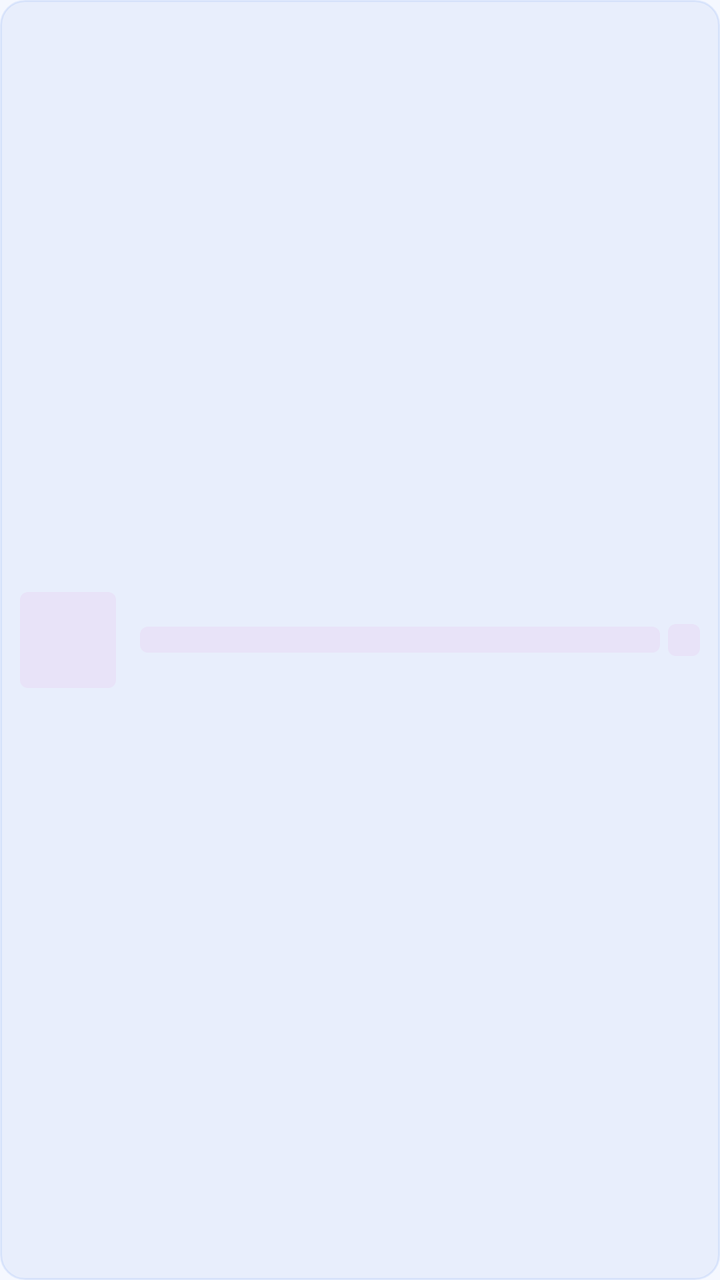
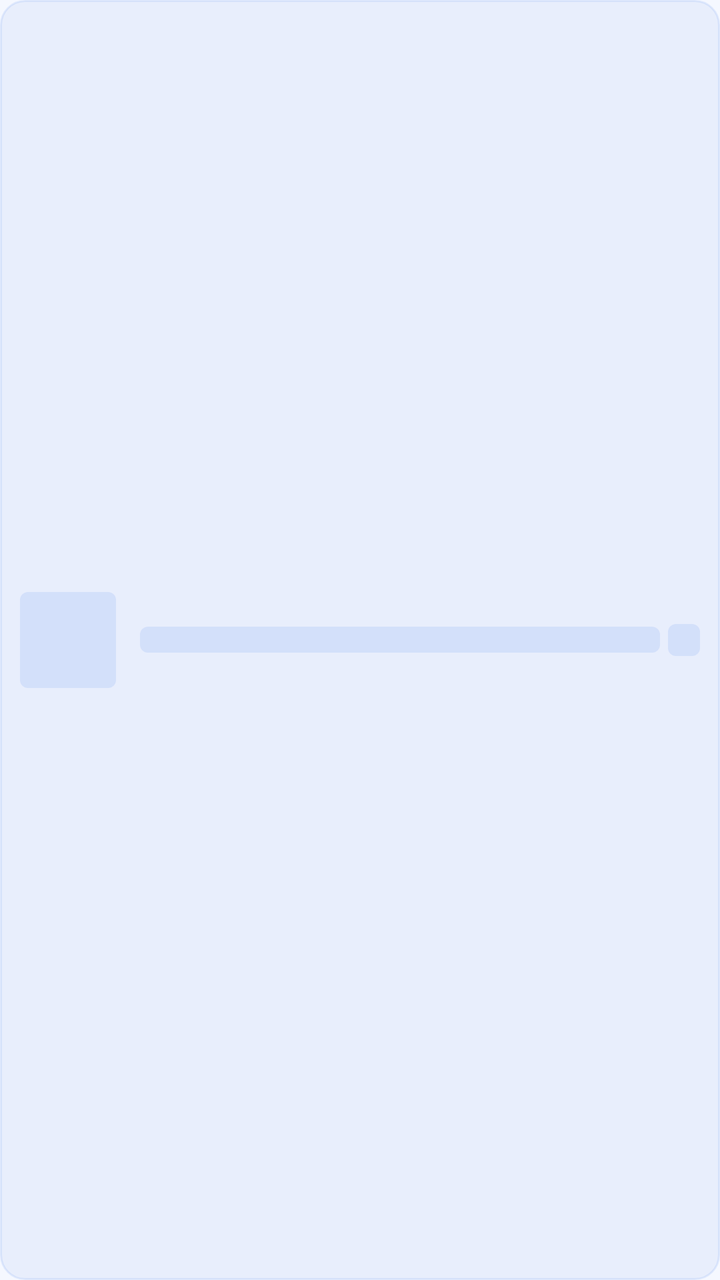

The first picture is an Android layout as it rendered before a commit; the second is the same layout after the commit. The layout source and the unified diff follow.
<!-- AndroidManifest.xml: application theme AppTheme -->
<!-- res/layout/skeleton_item_category.xml -->
<?xml version="1.0" encoding="utf-8"?>
<LinearLayout xmlns:android="http://schemas.android.com/apk/res/android"
    android:layout_width="match_parent"
    android:layout_height="wrap_content"
    android:orientation="horizontal"
    android:gravity="center_vertical"
    android:layout_marginStart="@dimen/_12sdp"
    android:layout_marginEnd="@dimen/_12sdp"
    android:layout_marginTop="@dimen/_5sdp"
    android:layout_marginBottom="@dimen/_5sdp"
    android:padding="@dimen/_10sdp"
    android:background="@drawable/bg_topic_card">

    
    <View
        android:layout_width="@dimen/_48sdp"
        android:layout_height="@dimen/_48sdp"
        android:background="@drawable/skeleton_bone" />

    
    <View
        android:layout_width="0dp"
        android:layout_height="@dimen/_13sdp"
        android:layout_weight="1"
        android:layout_marginStart="@dimen/_12sdp"
        android:layout_marginEnd="@dimen/_4sdp"
        android:background="@drawable/skeleton_bone" />

    
    <View
        android:layout_width="@dimen/_16sdp"
        android:layout_height="@dimen/_16sdp"
        android:background="@drawable/skeleton_bone" />

</LinearLayout>
<!-- resources referenced by this layout -->
<resources>
  <dimen name="_10sdp">10dp</dimen>
  <dimen name="_12sdp">12dp</dimen>
  <dimen name="_13sdp">13dp</dimen>
  <dimen name="_16sdp">16dp</dimen>
  <dimen name="_48sdp">48dp</dimen>
  <dimen name="_4sdp">4dp</dimen>
  <dimen name="_5sdp">5dp</dimen>
  <!-- drawable bg_topic_card (drawable) -->
  <?xml version="1.0" encoding="utf-8"?>
  <shape xmlns:android="http://schemas.android.com/apk/res/android"
      android:shape="rectangle">
      <solid android:color="?attr/ns_bg_sub" />
      <corners android:radius="@dimen/_12sdp" />
      <stroke android:width="@dimen/_1sdp" android:color="?attr/ns_border" />
  </shape>
  <!-- drawable skeleton_bone (drawable) -->
  <?xml version="1.0" encoding="utf-8"?>
  <shape xmlns:android="http://schemas.android.com/apk/res/android"
      android:shape="rectangle">
      <solid android:color="#E8E3F8" />
      <corners android:radius="@dimen/_4sdp" />
  </shape>
  <style name="AppTheme" parent="Theme.MaterialComponents.DayNight.NoActionBar">
          <item name="colorPrimary">@color/ns_classic_primary</item>
          <item name="colorPrimaryDark">@color/zumi_violet_dark</item>
          <item name="colorAccent">@color/zumi_cyan</item>
          
          <item name="android:windowBackground">@color/ns_classic_bg</item>
          
          <item name="android:windowOptOutEdgeToEdgeEnforcement" tools:targetApi="35">true</item>
          
          <item name="android:windowDrawsSystemBarBackgrounds">true</item>
          <item name="android:statusBarColor">@android:color/white</item>
          <item name="android:windowLightStatusBar" tools:targetApi="23">true</item>
          <item name="android:navigationBarColor">?android:colorBackground</item>
          
          <item name="colorControlNormal">@color/ns_classic_body_dark</item>
          
          <item name="ns_primary">@color/ns_classic_primary</item>
          <item name="ns_primary_sub">@color/ns_classic_primary_sub</item>
          <item name="ns_bg">@color/ns_classic_bg</item>
          <item name="ns_bg_sub">@color/ns_classic_bg_sub</item>
          <item name="ns_bg_dark">@color/ns_classic_body_dark</item>
          <item name="ns_title">@color/ns_classic_title</item>
          <item name="ns_title_sub">@color/ns_classic_title_sub</item>
          <item name="ns_border">@color/ns_classic_border</item>
          <item name="ns_dialog_bg">@color/ns_classic_bg</item>
          <item name="ns_dialog_bg_sub">@color/ns_classic_bg_sub</item>
          <item name="ns_icon_color">@color/ns_classic_title</item>
          <item name="ns_white">@color/white</item>
          <item name="ns_icon_back">@drawable/ic_arrow_left</item>
          <item name="ns_danger_btn">@color/ns_classic_danger_btn</item>
          <item name="ns_surface">@color/ns_classic_surface</item>
      </style>
  <dimen name="_1sdp">1dp</dimen>
  <color name="ns_classic_primary">#2563EB</color>
  <color name="zumi_violet_dark">#1E40AF</color>
  <color name="zumi_cyan">#0EA5E9</color>
  <color name="ns_classic_bg">#F5F8FF</color>
  <color name="ns_classic_body_dark">#0B1B3A</color>
  <color name="ns_classic_primary_sub">#222563EB</color>
  <color name="ns_classic_bg_sub">#E8EEFC</color>
  <color name="ns_classic_title">#0B1B3A</color>
  <color name="ns_classic_title_sub">#5B6B86</color>
  <color name="ns_classic_border">#1A2563EB</color>
  <color name="white">#FFFFFFFF</color>
  <!-- drawable ic_arrow_left (drawable) -->
  <?xml version="1.0" encoding="utf-8"?>
  <vector xmlns:android="http://schemas.android.com/apk/res/android"
      android:width="24dp"
      android:height="24dp"
      android:viewportWidth="24"
      android:viewportHeight="24">
      <path
          android:strokeColor="@color/white"
          android:strokeWidth="2"
          android:strokeLineCap="round"
          android:strokeLineJoin="round"
          android:pathData="M15,6 L9,12 L15,18" />
  </vector>
  <color name="ns_classic_danger_btn">#E2E8F0</color>
  <color name="ns_classic_surface">#E8EEFC</color>
</resources>

<!-- the commit's change to res/layout/skeleton_item_category.xml (unified diff, before → after) -->
@@ -1,5 +1,6 @@
 <?xml version="1.0" encoding="utf-8"?>
 <LinearLayout xmlns:android="http://schemas.android.com/apk/res/android"
+    android:importantForAccessibility="no"
     android:layout_width="match_parent"
     android:layout_height="wrap_content"
     android:orientation="horizontal"
<!-- resource entries referenced after the edit -->
@@ -19,7 +19,7 @@
   <?xml version="1.0" encoding="utf-8"?>
   <shape xmlns:android="http://schemas.android.com/apk/res/android"
       android:shape="rectangle">
-      <solid android:color="#E8E3F8" />
+      <solid android:color="?ns_border" />
       <corners android:radius="@dimen/_4sdp" />
   </shape>
   <style name="AppTheme" parent="Theme.MaterialComponents.DayNight.NoActionBar">
